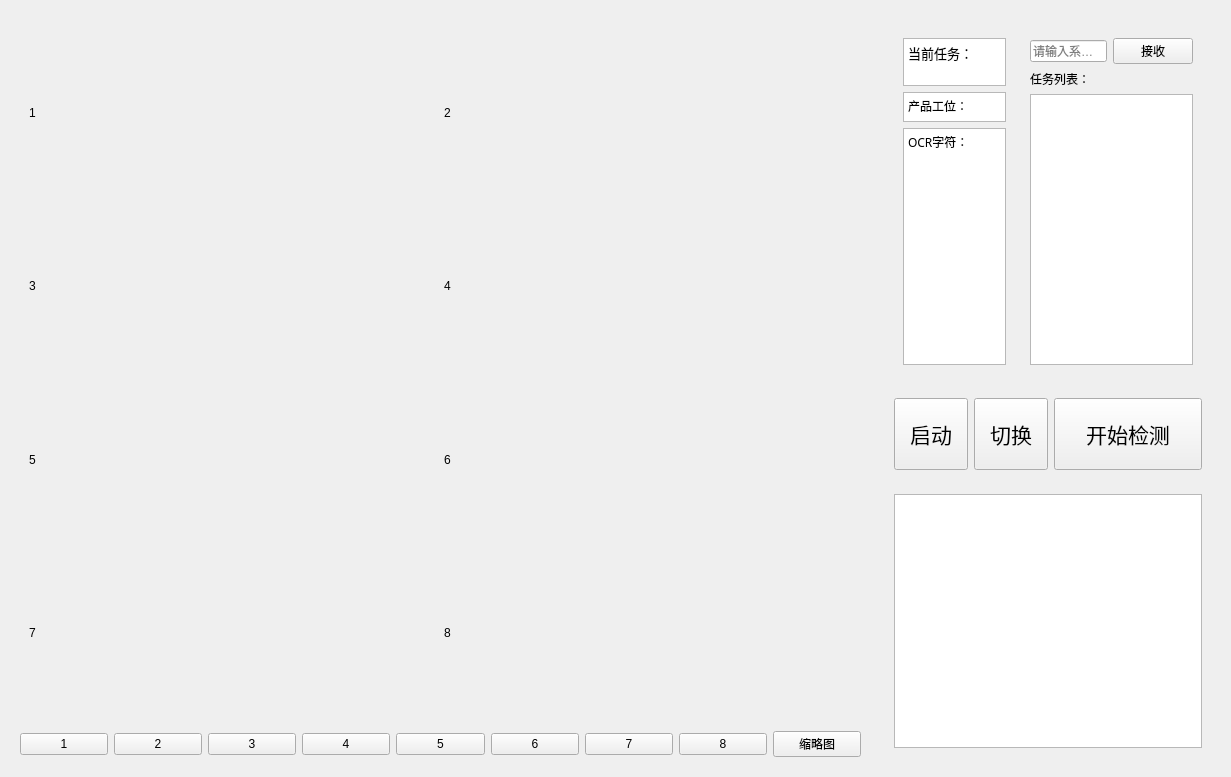
The window that ui/layout/UI_PicturePage.ui (Zdh-501/OCRQt) describes before a commit, drawn with Qt 5.
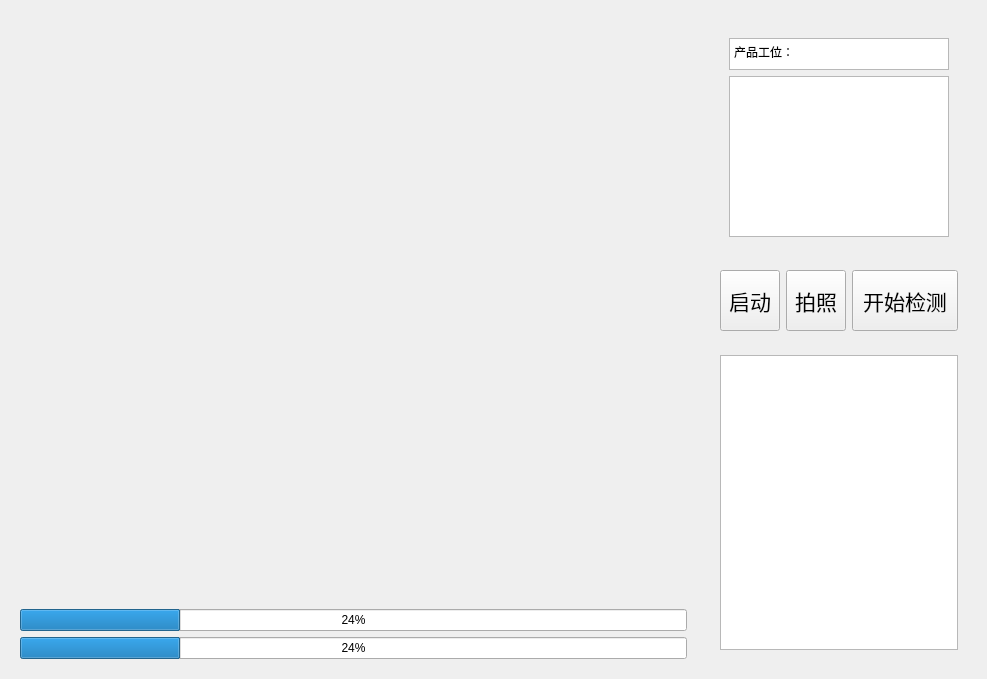
The same window after the commit.

```diff
--- a/ui/layout/UI_PicturePage.ui
+++ b/ui/layout/UI_PicturePage.ui
@@ -6,8 +6,8 @@
    <rect>
     <x>0</x>
     <y>0</y>
-    <width>1231</width>
-    <height>777</height>
+    <width>987</width>
+    <height>679</height>
    </rect>
   </property>
   <property name="windowTitle">
@@ -16,269 +16,43 @@
   <layout class="QHBoxLayout" name="horizontalLayout" stretch="5,2">
    <item>
     <widget class="QWidget" name="widget_1" native="true">
-     <layout class="QVBoxLayout" name="verticalLayout_4">
+     <layout class="QVBoxLayout" name="verticalLayout_3">
       <item>
        <widget class="QStackedWidget" name="stackedWidget">
         <property name="currentIndex">
          <number>8</number>
         </property>
-        <widget class="QWidget" name="page_1">
-         <layout class="QHBoxLayout" name="horizontalLayout_8">
-          <item>
-           <widget class="QLabel" name="label_1">
-            <property name="text">
-             <string>TextLabel</string>
-            </property>
-           </widget>
-          </item>
-         </layout>
-        </widget>
-        <widget class="QWidget" name="page_2">
-         <layout class="QHBoxLayout" name="horizontalLayout_3">
-          <item>
-           <widget class="QLabel" name="label_2">
-            <property name="font">
-             <font>
-              <pointsize>14</pointsize>
-             </font>
-            </property>
-            <property name="text">
-             <string>显示单张图片</string>
-            </property>
-           </widget>
-          </item>
-         </layout>
-        </widget>
-        <widget class="QWidget" name="page_3">
-         <layout class="QHBoxLayout" name="horizontalLayout_7">
-          <item>
-           <widget class="QLabel" name="label_3">
-            <property name="text">
-             <string>TextLabel</string>
-            </property>
-           </widget>
-          </item>
-         </layout>
-        </widget>
-        <widget class="QWidget" name="page_4">
-         <layout class="QHBoxLayout" name="horizontalLayout_9">
-          <item>
-           <widget class="QLabel" name="label_4">
-            <property name="text">
-             <string>TextLabel</string>
-            </property>
-           </widget>
-          </item>
-         </layout>
-        </widget>
-        <widget class="QWidget" name="page_5">
-         <layout class="QHBoxLayout" name="horizontalLayout_10">
-          <item>
-           <widget class="QLabel" name="label_5">
-            <property name="text">
-             <string>TextLabel</string>
-            </property>
-           </widget>
-          </item>
-         </layout>
-        </widget>
-        <widget class="QWidget" name="page_6">
-         <layout class="QHBoxLayout" name="horizontalLayout_11">
-          <item>
-           <widget class="QLabel" name="label_6">
-            <property name="text">
-             <string>TextLabel</string>
-            </property>
-           </widget>
-          </item>
-         </layout>
-        </widget>
-        <widget class="QWidget" name="page_7">
-         <layout class="QHBoxLayout" name="horizontalLayout_12">
-          <item>
-           <widget class="QLabel" name="label_7">
-            <property name="text">
-             <string>TextLabel</string>
-            </property>
-           </widget>
-          </item>
-         </layout>
-        </widget>
-        <widget class="QWidget" name="page_8">
-         <layout class="QHBoxLayout" name="horizontalLayout_13">
-          <item>
-           <widget class="QLabel" name="label_8">
-            <property name="text">
-             <string>TextLabel</string>
-            </property>
-           </widget>
-          </item>
-         </layout>
-        </widget>
-        <widget class="QWidget" name="page_9">
-         <layout class="QGridLayout" name="gridLayout">
-          <item row="3" column="1">
-           <widget class="QLabel" name="label_16">
-            <property name="text">
-             <string>8</string>
-            </property>
-           </widget>
-          </item>
-          <item row="2" column="1">
-           <widget class="QLabel" name="label_14">
-            <property name="text">
-             <string>6</string>
-            </property>
-           </widget>
-          </item>
-          <item row="1" column="1">
-           <widget class="QLabel" name="label_12">
-            <property name="text">
-             <string>4</string>
-            </property>
-           </widget>
-          </item>
-          <item row="2" column="0">
-           <widget class="QLabel" name="label_13">
-            <property name="text">
-             <string>5</string>
-            </property>
-           </widget>
-          </item>
-          <item row="3" column="0">
-           <widget class="QLabel" name="label_15">
-            <property name="text">
-             <string>7</string>
-            </property>
-           </widget>
-          </item>
-          <item row="0" column="1">
-           <widget class="QLabel" name="label_10">
-            <property name="text">
-             <string>2</string>
-            </property>
-           </widget>
-          </item>
-          <item row="0" column="0">
-           <widget class="QLabel" name="label_9">
-            <property name="text">
-             <string>1</string>
-            </property>
-           </widget>
-          </item>
-          <item row="1" column="0">
-           <widget class="QLabel" name="label_11">
-            <property name="text">
-             <string>3</string>
-            </property>
-           </widget>
-          </item>
-         </layout>
-        </widget>
        </widget>
       </item>
       <item>
-       <layout class="QHBoxLayout" name="horizontalLayout_2">
-        <item>
-         <widget class="QPushButton" name="pushButton_1">
-          <property name="text">
-           <string>1</string>
-          </property>
-         </widget>
-        </item>
-        <item>
-         <widget class="QPushButton" name="pushButton_2">
-          <property name="text">
-           <string>2</string>
-          </property>
-         </widget>
-        </item>
-        <item>
-         <widget class="QPushButton" name="pushButton_3">
-          <property name="text">
-           <string>3</string>
-          </property>
-         </widget>
-        </item>
-        <item>
-         <widget class="QPushButton" name="pushButton_4">
-          <property name="text">
-           <string>4</string>
-          </property>
-         </widget>
-        </item>
-        <item>
-         <widget class="QPushButton" name="pushButton_5">
-          <property name="text">
-           <string>5</string>
-          </property>
-         </widget>
-        </item>
-        <item>
-         <widget class="QPushButton" name="pushButton_6">
-          <property name="text">
-           <string>6</string>
-          </property>
-         </widget>
-        </item>
-        <item>
-         <widget class="QPushButton" name="pushButton_7">
-          <property name="text">
-           <string>7</string>
-          </property>
-         </widget>
-        </item>
-        <item>
-         <widget class="QPushButton" name="pushButton_8">
-          <property name="text">
-           <string>8</string>
-          </property>
-         </widget>
-        </item>
-        <item>
-         <widget class="QPushButton" name="pushButton_9">
-          <property name="text">
-           <string>缩略图</string>
-          </property>
-         </widget>
-        </item>
-       </layout>
+       <layout class="QHBoxLayout" name="horizontalLayout_2"/>
+      </item>
+      <item>
+       <widget class="QProgressBar" name="progressBar">
+        <property name="value">
+         <number>24</number>
+        </property>
+       </widget>
+      </item>
+      <item>
+       <widget class="QProgressBar" name="progressBar_2">
+        <property name="value">
+         <number>24</number>
+        </property>
+       </widget>
       </item>
      </layout>
     </widget>
    </item>
    <item>
     <widget class="QWidget" name="widget_2" native="true">
-     <layout class="QVBoxLayout" name="verticalLayout" stretch="4,1,3">
+     <layout class="QVBoxLayout" name="verticalLayout" stretch="3,1,4">
       <item>
        <widget class="QWidget" name="widget_3" native="true">
-        <layout class="QHBoxLayout" name="horizontalLayout_4" stretch="2,3">
+        <layout class="QHBoxLayout" name="horizontalLayout_4" stretch="2">
          <item>
           <widget class="QWidget" name="widget_7" native="true">
-           <layout class="QVBoxLayout" name="verticalLayout_2" stretch="2,1,10">
-            <item>
-             <widget class="QTextBrowser" name="textBrowser_3">
-              <property name="sizePolicy">
-               <sizepolicy hsizetype="Preferred" vsizetype="Minimum">
-                <horstretch>0</horstretch>
-                <verstretch>0</verstretch>
-               </sizepolicy>
-              </property>
-              <property name="minimumSize">
-               <size>
-                <width>0</width>
-                <height>30</height>
-               </size>
-              </property>
-              <property name="html">
-               <string>&lt;!DOCTYPE HTML PUBLIC &quot;-//W3C//DTD HTML 4.0//EN&quot; &quot;http://www.w3.org/TR/REC-html40/strict.dtd&quot;&gt;
-&lt;html&gt;&lt;head&gt;&lt;meta name=&quot;qrichtext&quot; content=&quot;1&quot; /&gt;&lt;style type=&quot;text/css&quot;&gt;
-p, li { white-space: pre-wrap; }
-&lt;/style&gt;&lt;/head&gt;&lt;body style=&quot; font-family:'SimSun'; font-size:9pt; font-weight:400; font-style:normal;&quot;&gt;
-&lt;p style=&quot; margin-top:0px; margin-bottom:0px; margin-left:0px; margin-right:0px; -qt-block-indent:0; text-indent:0px;&quot;&gt;&lt;span style=&quot; font-size:10pt;&quot;&gt;当前任务：&lt;/span&gt;&lt;/p&gt;&lt;/body&gt;&lt;/html&gt;</string>
-              </property>
-             </widget>
-            </item>
+           <layout class="QVBoxLayout" name="verticalLayout_2" stretch="1,5">
             <item>
              <widget class="QTextBrowser" name="textBrowser_2">
               <property name="sizePolicy">
@@ -308,61 +82,7 @@
              </widget>
             </item>
             <item>
-             <widget class="QTextBrowser" name="textBrowser">
-              <property name="sizePolicy">
-               <sizepolicy hsizetype="Preferred" vsizetype="Minimum">
-                <horstretch>0</horstretch>
-                <verstretch>0</verstretch>
-               </sizepolicy>
-              </property>
-              <property name="font">
-               <font>
-                <family>Adobe 黑体 Std R</family>
-                <pointsize>11</pointsize>
-               </font>
-              </property>
-              <property name="html">
-               <string>&lt;!DOCTYPE HTML PUBLIC &quot;-//W3C//DTD HTML 4.0//EN&quot; &quot;http://www.w3.org/TR/REC-html40/strict.dtd&quot;&gt;
-&lt;html&gt;&lt;head&gt;&lt;meta name=&quot;qrichtext&quot; content=&quot;1&quot; /&gt;&lt;style type=&quot;text/css&quot;&gt;
-p, li { white-space: pre-wrap; }
-&lt;/style&gt;&lt;/head&gt;&lt;body style=&quot; font-family:'Adobe 黑体 Std R'; font-size:11pt; font-weight:400; font-style:normal;&quot;&gt;
-&lt;p style=&quot; margin-top:0px; margin-bottom:0px; margin-left:0px; margin-right:0px; -qt-block-indent:0; text-indent:0px;&quot;&gt;&lt;span style=&quot; font-family:'SimSun'; font-size:9pt;&quot;&gt;OCR字符：&lt;/span&gt;&lt;/p&gt;&lt;/body&gt;&lt;/html&gt;</string>
-              </property>
-             </widget>
-            </item>
-           </layout>
-          </widget>
-         </item>
-         <item>
-          <widget class="QWidget" name="widget_6" native="true">
-           <layout class="QVBoxLayout" name="verticalLayout_3">
-            <item>
-             <layout class="QHBoxLayout" name="horizontalLayout_14" stretch="10,1">
-              <item>
-               <widget class="QLineEdit" name="apiInput">
-                <property name="placeholderText">
-                 <string>请输入系统API</string>
-                </property>
-               </widget>
-              </item>
-              <item>
-               <widget class="QPushButton" name="fetchButton">
-                <property name="text">
-                 <string>接收</string>
-                </property>
-               </widget>
-              </item>
-             </layout>
-            </item>
-            <item>
-             <widget class="QLabel" name="label">
-              <property name="text">
-               <string>任务列表：</string>
-              </property>
-             </widget>
-            </item>
-            <item>
-             <widget class="QListView" name="taskListView"/>
+             <widget class="QTableWidget" name="tableWidget_2"/>
             </item>
            </layout>
           </widget>
@@ -407,7 +127,7 @@
             </font>
            </property>
            <property name="text">
-            <string>切换</string>
+            <string>拍照</string>
            </property>
           </widget>
          </item>
```
Left out of the diff: 2 changed lines with no effect on the pictures.
